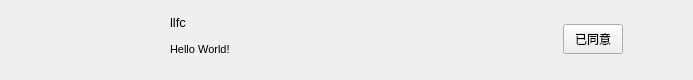
Qt form Resource/Skin/ApplyFriendLstItem.ui (CNGoSeI/IMClient) before a commit.
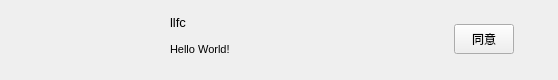
The same form after that commit. Icons and pictures are not drawn.

Diff of the .ui file:
```diff
--- a/Resource/Skin/ApplyFriendLstItem.ui
+++ b/Resource/Skin/ApplyFriendLstItem.ui
@@ -6,7 +6,7 @@
    <rect>
     <x>0</x>
     <y>0</y>
-    <width>693</width>
+    <width>558</width>
     <height>80</height>
    </rect>
   </property>
@@ -228,7 +228,7 @@
       </size>
      </property>
      <property name="text">
-      <string>已同意</string>
+      <string>同意</string>
      </property>
     </widget>
    </item>
```
